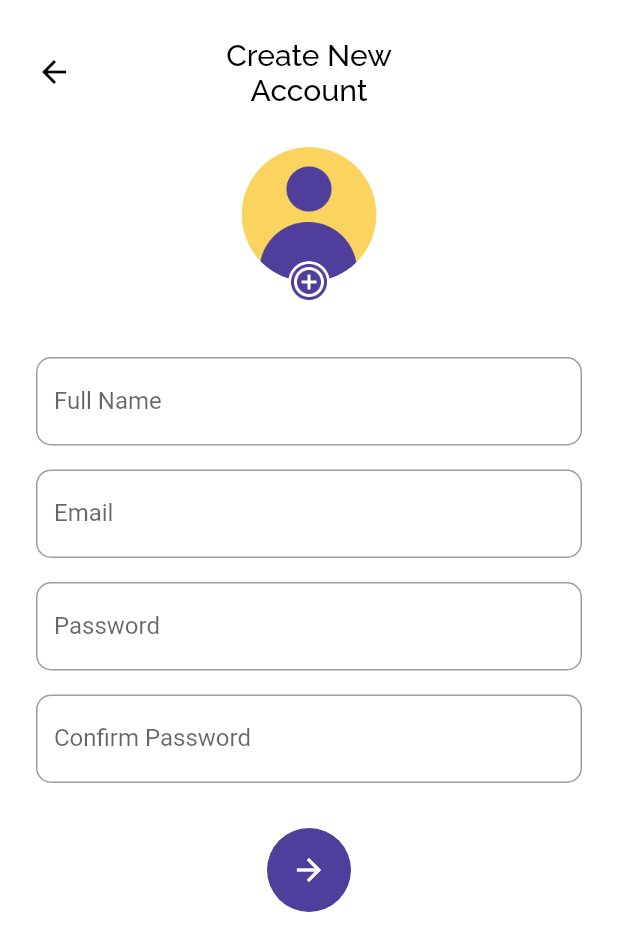
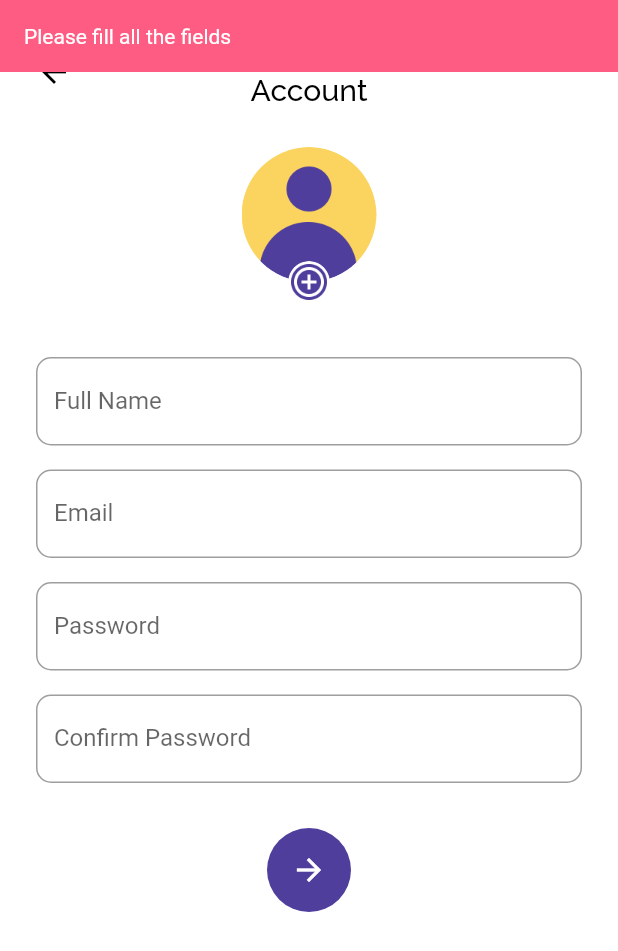
Before and after one commit to mahfuzon/Flutter-Booking-Bioskop, a Flutter app: the SignUpPage screen opened directly, after a tap on the "arrow forward" icon, on a phone screen of 412 x 824 dp. Shown: the top 951 px of the screen. Run offline on Flutter 3.47's test engine with Material 2 defaults, Android fonts, the phone set to English and light mode, and no system bars; our stand-ins replace bloc, cloud_firestore, email_validator, equatable, firebase_auth, flushbar and 5 more; accounts and stored records are empty.

Commit message:
SignUp Page part 3

```diff
--- a/lib/ui/pages/pages.dart
+++ b/lib/ui/pages/pages.dart
@@ -1,3 +1,5 @@
+import 'dart:io';
+
 import 'package:email_validator/email_validator.dart';
 import 'package:firebase_auth/firebase_auth.dart';
 import 'package:flushbar/flushbar.dart';
@@ -8,6 +10,7 @@ import 'package:flutix/shared/shared.dart';
 import 'package:flutter/material.dart';
 import 'package:flutter_spinkit/flutter_spinkit.dart';
 import 'package:google_fonts/google_fonts.dart';
+import 'package:image_picker/image_picker.dart';
 import 'package:intl/intl.dart';
 import 'package:material_design_icons_flutter/material_design_icons_flutter.dart';
 import 'package:provider/provider.dart';
@@ -20,3 +23,9 @@ part 'sign_in_page.dart';
 part "account_confirmation_page.dart";
 part "preference_page.dart";
 part "sign_up_page.dart";
+
+final picker = ImagePicker();
+Future<File> getProfileImage() async {
+  var image = await picker.getImage(source: ImageSource.gallery);
+  return File(image.path);
+}
--- a/lib/ui/pages/sign_up_page.dart
+++ b/lib/ui/pages/sign_up_page.dart
@@ -87,6 +87,7 @@ class _SignUpPageState extends State<SignUpPage> {
                                     ? AssetImage("assets/user_pic.png")
                                     : FileImage(
                                         widget.registrationData.profileImage),
+                            fit: BoxFit.cover,
                           ),
                         ),
                       ),
@@ -95,6 +96,15 @@ class _SignUpPageState extends State<SignUpPage> {
                       alignment: Alignment.bottomCenter,
                       // BUTTON ADD PHOTO
                       child: GestureDetector(
+                        onTap: () async {
+                          if (widget.registrationData.profileImage == null) {
+                            widget.registrationData.profileImage =
+                                await getProfileImage();
+                          } else {
+                            widget.registrationData.profileImage = null;
+                          }
+                          setState(() {});
+                        },
                         child: Container(
                           height: 28,
                           width: 28,
@@ -105,6 +115,7 @@ class _SignUpPageState extends State<SignUpPage> {
                                   (widget.registrationData.profileImage == null)
                                       ? "assets/btn_add_photo.png"
                                       : "assets/btn_del_photo.png"),
+                              fit: BoxFit.cover,
                             ),
                           ),
                         ),
@@ -164,7 +175,45 @@ class _SignUpPageState extends State<SignUpPage> {
               SizedBox(height: 30),
               // BUTTON NEXT
               FloatingActionButton(
-                onPressed: () {},
+                onPressed: () {
+                  if (!(nameController.text.trim() != "" &&
+                      emailController.text.trim() != "" &&
+                      passwordController.text.trim() != "" &&
+                      retypePasswordController.text.trim() != "")) {
+                    Flushbar(
+                            duration: Duration(milliseconds: 1500),
+                            flushbarPosition: FlushbarPosition.TOP,
+                            backgroundColor: Color(0xffff5c83),
+                            message: "Please fill all the fields")
+                        .show(context);
+                  } else if (passwordController.text !=
+                      retypePasswordController.text) {
+                    Flushbar(
+                            duration: Duration(milliseconds: 1500),
+                            flushbarPosition: FlushbarPosition.TOP,
+                            backgroundColor: Color(0xffff5c83),
+                            message: "Mismatch password and confirmed password")
+                        .show(context);
+                  } else if (passwordController.text.length < 6) {
+                    Flushbar(
+                            duration: Duration(milliseconds: 1500),
+                            flushbarPosition: FlushbarPosition.TOP,
+                            backgroundColor: Color(0xffff5c83),
+                            message: "Password's length min 6 characters")
+                        .show(context);
+                  } else if (!EmailValidator.validate(emailController.text)) {
+                    Flushbar(
+                            duration: Duration(milliseconds: 1500),
+                            flushbarPosition: FlushbarPosition.TOP,
+                            backgroundColor: Color(0xffff5c83),
+                            message: "Wrong formatted email address")
+                        .show(context);
+                  } else {
+                    widget.registrationData.name = nameController.text;
+                    widget.registrationData.email = emailController.text;
+                    widget.registrationData.password = passwordController.text;
+                  }
+                },
                 child: Icon(Icons.arrow_forward),
                 backgroundColor: mainColor,
                 elevation: 0,
--- a/pubspec.yaml
+++ b/pubspec.yaml
@@ -39,6 +39,7 @@ dependencies:
   flutter_spinkit: ^4.1.2+1
   material_design_icons_flutter: 4.0.5045
   intl: 0.16.1
+  image_picker: ^0.6.4
 
 dev_dependencies:
   flutter_test:
```
Also changed, not shown: pubspec.lock.
